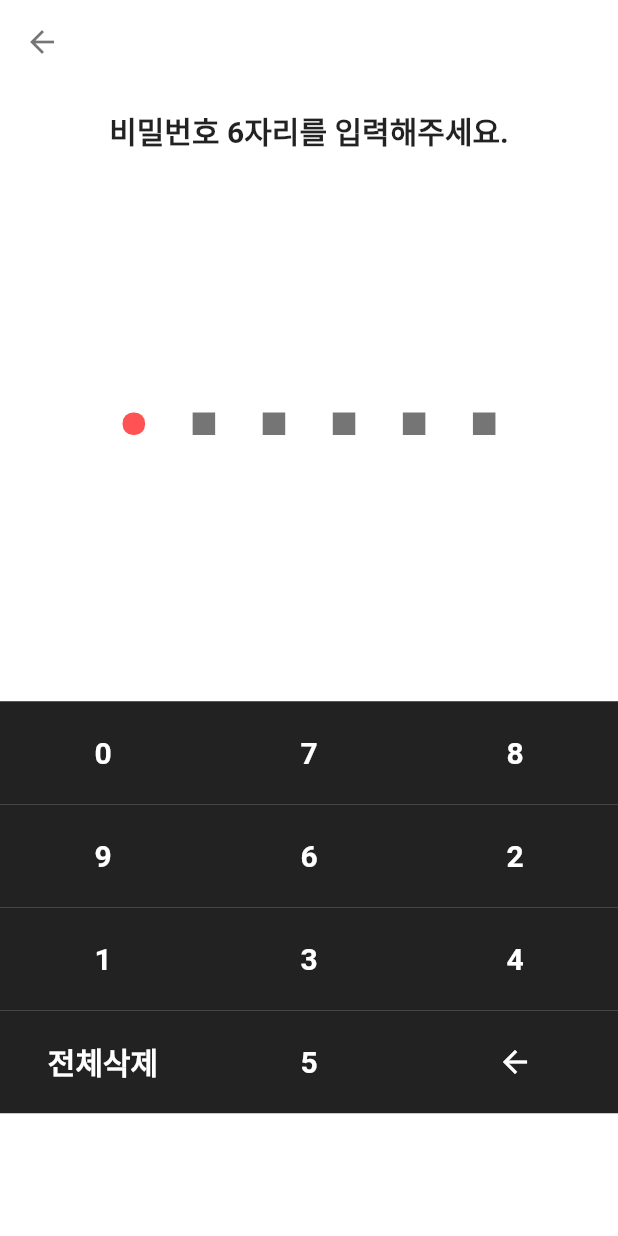
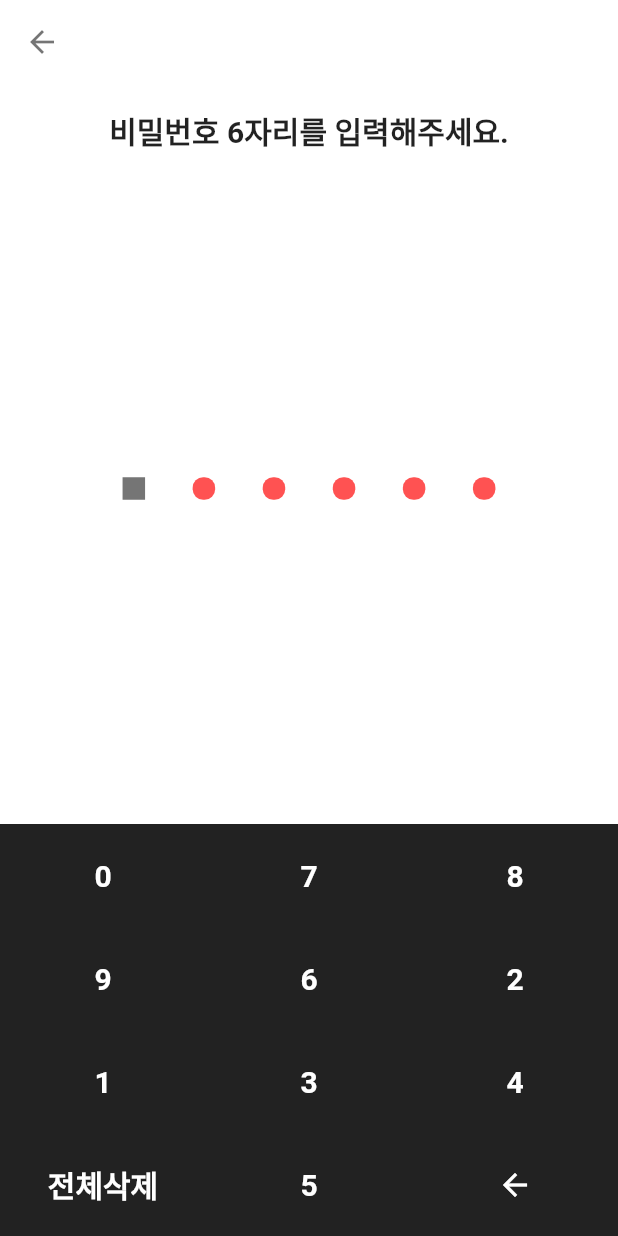
Before and after one commit to jjony553/artinus_mission, a Flutter app: the PassWordSetScreen screen opened directly, after a tap on an icon or button, on a phone screen of 412 x 824 dp. Run offline on Flutter 3.47's test engine with Material 2 defaults, Android fonts, the phone set to English and light mode, and no system bars; missing offline and left inert: flutter_shake_animated.

Commit message:
Refactoring and Update KeyBoard Issue

```diff
--- a/lib/components/custom_keyboard.dart
+++ b/lib/components/custom_keyboard.dart
@@ -32,9 +32,12 @@
       onTap: () {
         widget.onTap(widget.value);
       },
-      child: Container(
-        color: Colors.black87,
-        child: Center(child: checkLabel()),
+      child: AspectRatio(
+        aspectRatio: 2,
+        child: Container(
+          color: Colors.black87,
+          child: Center(child: checkLabel()),
+        ),
       ),
     );
   }
--- a/lib/main.dart
+++ b/lib/main.dart
@@ -12,8 +12,10 @@
   Widget build(BuildContext context) {
     return MaterialApp(
       debugShowCheckedModeBanner: false,
-      theme: ThemeData(
-        primarySwatch: Colors.blue,
+      theme: Theme.of(context).copyWith(
+        colorScheme: Theme.of(context).colorScheme.copyWith(
+              primary: const Color(0xff7343a5),
+            ),
       ),
       home: const HomeScreen(),
     );
--- a/lib/screens/password_set_screen.dart
+++ b/lib/screens/password_set_screen.dart
@@ -20,7 +20,7 @@
   final String infoText = "비밀번호 6자리를 입력해주세요.";
   final String checkInfoText = "비밀번호를 한번 더 입력해주세요.";
   final String incorrectInfoText = "비밀번호가 일치하지 않습니다.";
-  final String alarmContentText = "'동일한 숫자를 연속해서 3자리 이상 설정할 수 없습니다.'";
+  final String alarmContentText = "동일한 숫자를 연속해서 3자리 이상 설정할 수 없습니다.";
 
   InfoType nowState = InfoType.info;
 
@@ -35,12 +35,10 @@
     ["", false],
   ];
 
-  List keys = [];
+  List<List<dynamic>> keys = [];
   var topKeys = <String>{};
   final List bottomKeys = [
-    '전체삭제',
-    '',
-    const Icon(Icons.arrow_back, color: Colors.white)
+    ['전체삭제', '', const Icon(Icons.arrow_back, color: Colors.white)]
   ];
 
   @override
@@ -58,27 +56,46 @@
     }
 
     //bottomKeys 생성 (하단 가운데 나머지 1개 키패드)
-    final reasonsList = topKeys.toList();
-    reasonsList.sort();
+    List setBottomItem = topKeys.toList();
+    setBottomItem.sort();
 
     for (int i = 0; i < 9; i++) {
-      if (i.toString() != reasonsList[i]) {
-        bottomKeys[1] = i.toString();
+      if (i.toString() != setBottomItem[i]) {
+        bottomKeys[0][1] = i.toString();
         break;
       }
     }
 
-    keys = [...topKeys, ...bottomKeys];
+    //키보드 세팅을 위한 topKeys를 2차원 리스트로 변환
+    var topKeys2dList = [];
+    List topKeysList = topKeys.toList();
+
+    int itemCount = 3;
+    for (int i = 0; i < topKeysList.length; i += itemCount) {
+      topKeys2dList.add(topKeysList.sublist(
+          i,
+          i + itemCount > topKeysList.length
+              ? topKeysList.length
+              : i + itemCount));
+    }
+
+    keys = [...topKeys2dList, ...bottomKeys];
   }
 
   onKeyTap(val) {
     setState(() {
-      if (nowState == InfoType.incorrectInfo) {
+      switch (nowState) {
+        case InfoType.incorrectInfo:
+          //비교한 비밀번호가 다를 때
+          {
             nowState = InfoType.checkInfo;
             checkPassword = addPassword(checkPassword, val);
             figureDataState(true, checkPassword);
-      } else {
-        if (nowState == InfoType.info) {
+          }
+          break;
+
+        case InfoType.info:
+          {
             //초기 비밀번호 설정
             if (setPassword.length <= 5) {
               setPassword = addPassword(setPassword, val);
@@ -87,7 +104,11 @@
             } else {
               nowState = InfoType.checkInfo;
             }
-        } else if (nowState == InfoType.checkInfo) {
+          }
+          break;
+
+        case InfoType.checkInfo:
+          {
             //비밀번호 확인하기
             if (checkPassword.length <= 5) {
               checkPassword = addPassword(checkPassword, val);
@@ -100,7 +121,6 @@
                           builder: (context) =>
                               ResultScreen(passwordResult: setPassword)));
                 } else {
-                //비교한 비밀번호가 다를 때
                   nowState = InfoType.incorrectInfo;
                   checkPassword = initialPassword();
                   figureDataClear();
@@ -108,6 +128,7 @@
               }
             }
           }
+          break;
       }
     });
   }
@@ -133,6 +154,7 @@
     }
 
     if (count > 2) {
+      //dialog
       alarmDialog(
         context,
         alarmContentText,
@@ -233,20 +255,15 @@
   }
 
   Widget _customKeyboard() {
+    return Column(
+      mainAxisAlignment: MainAxisAlignment.end,
+      children: keys
+          .map((x) => Row(
+                children: x.map((y) {
                   return Expanded(
-        child: Padding(
-      padding: const EdgeInsets.only(top: 4.5),
-      child: GridView.count(
-        physics: const NeverScrollableScrollPhysics(),
-        crossAxisCount: 3,
-        childAspectRatio: 2,
-        children: keys
-            .map((e) => Row(
-                  children: [
-                    Expanded(
                     child: CustomKeyboard(
-                      label: e,
-                      value: e,
+                      label: y,
+                      value: y,
                       onTap: (val) {
                         if (val is Widget) {
                           onBackspacePress();
@@ -258,12 +275,12 @@
                           }
                         }
                       },
-                    )),
-                  ],
+                    ),
+                  );
+                }).toList(),
               ))
           .toList(),
-      ),
-    ));
+    );
   }
 }
 
@@ -271,7 +288,7 @@
   return Expanded(
     child: nowState == InfoType.incorrectInfo
         ? ShakeWidget(
-            duration: const Duration(milliseconds: 3000),
+            duration: const Duration(seconds: 5),
             autoPlay: true,
             shakeConstant: ShakeHorizontalConstant1(),
             child: _renderFigure(figureData),
@@ -291,5 +308,5 @@
 }
 
 figureBox(hasData) => Container(
-      child: hasData ? circleBox() : squareBox(),
+      child: hasData ? squareBox() : circleBox(),
     );
```
Lines whose indentation alone changed are shown as unchanged.
